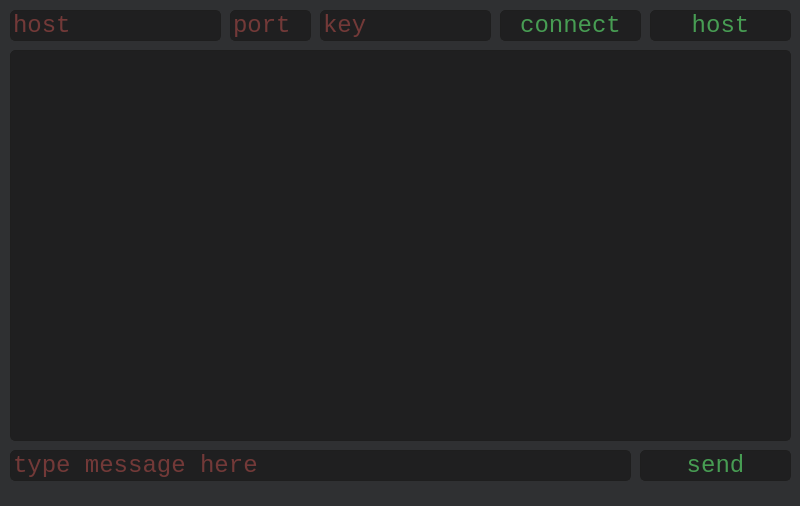
finallly/messanger, file frontend/messenger.ui: the form before one commit.
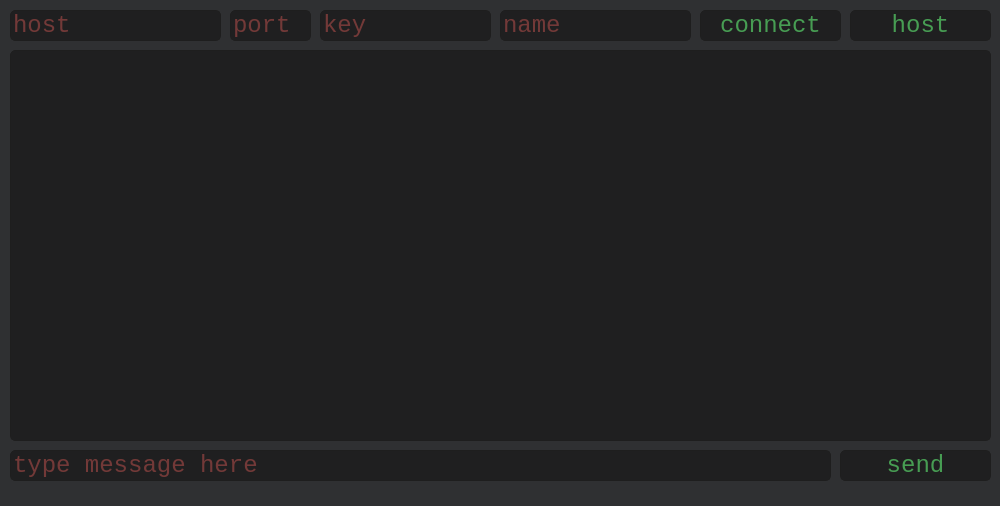
The form after the commit.

```diff
--- a/frontend/messenger.ui
+++ b/frontend/messenger.ui
@@ -6,19 +6,19 @@
    <rect>
     <x>0</x>
     <y>0</y>
-    <width>800</width>
+    <width>1000</width>
     <height>506</height>
    </rect>
   </property>
   <property name="minimumSize">
    <size>
-    <width>650</width>
+    <width>1000</width>
     <height>506</height>
    </size>
   </property>
   <property name="maximumSize">
    <size>
-    <width>800</width>
+    <width>1000</width>
     <height>506</height>
    </size>
   </property>
@@ -34,7 +34,7 @@
      <rect>
       <x>10</x>
       <y>50</y>
-      <width>781</width>
+      <width>981</width>
       <height>391</height>
      </rect>
     </property>
@@ -252,7 +252,7 @@
    <widget class="QPushButton" name="button_host">
     <property name="geometry">
      <rect>
-      <x>650</x>
+      <x>850</x>
       <y>10</y>
       <width>141</width>
       <height>31</height>
@@ -733,7 +733,7 @@
    <widget class="QPushButton" name="button_connect">
     <property name="geometry">
      <rect>
-      <x>500</x>
+      <x>700</x>
       <y>10</y>
       <width>141</width>
       <height>31</height>
@@ -998,7 +998,7 @@
      <rect>
       <x>10</x>
       <y>450</y>
-      <width>621</width>
+      <width>821</width>
       <height>31</height>
      </rect>
     </property>
@@ -1214,7 +1214,7 @@
    <widget class="QPushButton" name="button_send">
     <property name="geometry">
      <rect>
-      <x>640</x>
+      <x>840</x>
       <y>450</y>
       <width>151</width>
       <height>31</height>
@@ -1256,6 +1256,224 @@
      <bool>true</bool>
     </property>
    </widget>
+   <widget class="QLineEdit" name="nickname">
+    <property name="geometry">
+     <rect>
+      <x>500</x>
+      <y>10</y>
+      <width>191</width>
+      <height>31</height>
+     </rect>
+    </property>
+    <property name="palette">
+     <palette>
+      <active>
+       <colorrole role="WindowText">
+        <brush brushstyle="SolidPattern">
+         <color alpha="255">
+          <red>200</red>
+          <green>83</green>
+          <blue>79</blue>
+         </color>
+        </brush>
+       </colorrole>
+       <colorrole role="Button">
+        <brush brushstyle="SolidPattern">
+         <color alpha="255">
+          <red>31</red>
+          <green>31</green>
+          <blue>32</blue>
+         </color>
+        </brush>
+       </colorrole>
+       <colorrole role="Text">
+        <brush brushstyle="SolidPattern">
+         <color alpha="255">
+          <red>200</red>
+          <green>83</green>
+          <blue>79</blue>
+         </color>
+        </brush>
+       </colorrole>
+       <colorrole role="ButtonText">
+        <brush brushstyle="SolidPattern">
+         <color alpha="255">
+          <red>200</red>
+          <green>83</green>
+          <blue>79</blue>
+         </color>
+        </brush>
+       </colorrole>
+       <colorrole role="Base">
+        <brush brushstyle="SolidPattern">
+         <color alpha="255">
+          <red>31</red>
+          <green>31</green>
+          <blue>32</blue>
+         </color>
+        </brush>
+       </colorrole>
+       <colorrole role="Window">
+        <brush brushstyle="SolidPattern">
+         <color alpha="255">
+          <red>31</red>
+          <green>31</green>
+          <blue>32</blue>
+         </color>
+        </brush>
+       </colorrole>
+      </active>
+      <inactive>
+       <colorrole role="WindowText">
+        <brush brushstyle="SolidPattern">
+         <color alpha="255">
+          <red>200</red>
+          <green>83</green>
+          <blue>79</blue>
+         </color>
+        </brush>
+       </colorrole>
+       <colorrole role="Button">
+        <brush brushstyle="SolidPattern">
+         <color alpha="255">
+          <red>31</red>
+          <green>31</green>
+          <blue>32</blue>
+         </color>
+        </brush>
+       </colorrole>
+       <colorrole role="Text">
+        <brush brushstyle="SolidPattern">
+         <color alpha="255">
+          <red>200</red>
+          <green>83</green>
+          <blue>79</blue>
+         </color>
+        </brush>
+       </colorrole>
+       <colorrole role="ButtonText">
+        <brush brushstyle="SolidPattern">
+         <color alpha="255">
+          <red>200</red>
+          <green>83</green>
+          <blue>79</blue>
+         </color>
+        </brush>
+       </colorrole>
+       <colorrole role="Base">
+        <brush brushstyle="SolidPattern">
+         <color alpha="255">
+          <red>31</red>
+          <green>31</green>
+          <blue>32</blue>
+         </color>
+        </brush>
+       </colorrole>
+       <colorrole role="Window">
+        <brush brushstyle="SolidPattern">
+         <color alpha="255">
+          <red>31</red>
+          <green>31</green>
+          <blue>32</blue>
+         </color>
+        </brush>
+       </colorrole>
+      </inactive>
+      <disabled>
+       <colorrole role="WindowText">
+        <brush brushstyle="SolidPattern">
+         <color alpha="255">
+          <red>200</red>
+          <green>83</green>
+          <blue>79</blue>
+         </color>
+        </brush>
+       </colorrole>
+       <colorrole role="Button">
+        <brush brushstyle="SolidPattern">
+         <color alpha="255">
+          <red>31</red>
+          <green>31</green>
+          <blue>32</blue>
+         </color>
+        </brush>
+       </colorrole>
+       <colorrole role="Text">
+        <brush brushstyle="SolidPattern">
+         <color alpha="255">
+          <red>200</red>
+          <green>83</green>
+          <blue>79</blue>
+         </color>
+        </brush>
+       </colorrole>
+       <colorrole role="ButtonText">
+        <brush brushstyle="SolidPattern">
+         <color alpha="255">
+          <red>200</red>
+          <green>83</green>
+          <blue>79</blue>
+         </color>
+        </brush>
+       </colorrole>
+       <colorrole role="Base">
+        <brush brushstyle="SolidPattern">
+         <color alpha="255">
+          <red>31</red>
+          <green>31</green>
+          <blue>32</blue>
+         </color>
+        </brush>
+       </colorrole>
+       <colorrole role="Window">
+        <brush brushstyle="SolidPattern">
+         <color alpha="255">
+          <red>31</red>
+          <green>31</green>
+          <blue>32</blue>
+         </color>
+        </brush>
+       </colorrole>
+      </disabled>
+     </palette>
+    </property>
+    <property name="font">
+     <font>
+      <family>Consolas</family>
+      <pointsize>18</pointsize>
+     </font>
+    </property>
+    <property name="styleSheet">
+     <string notr="true">QLineEdit {
+  background-color: #1F1F20;
+  border-style: solid;
+  border: 1px solid #1e1e1e;
+  border-radius: 5;
+  padding: 1px 0px 1px 0px;
+  color: #c8534f;
+}
+
+ QLineEdit:hover
+{
+    border: 2px solid #c8534f;
+    color: #c8534f;
+}
+
+QLineEdit[echoMode=&quot;2&quot;] {
+    lineedit-password-character: 9679;
+}
+</string>
+    </property>
+    <property name="echoMode">
+     <enum>QLineEdit::Normal</enum>
+    </property>
+    <property name="placeholderText">
+     <string>name</string>
+    </property>
+    <property name="clearButtonEnabled">
+     <bool>false</bool>
+    </property>
+   </widget>
   </widget>
   <widget class="QStatusBar" name="statusbar"/>
  </widget>
```
Left out of the diff: 6 changed lines with no effect on the pictures.
